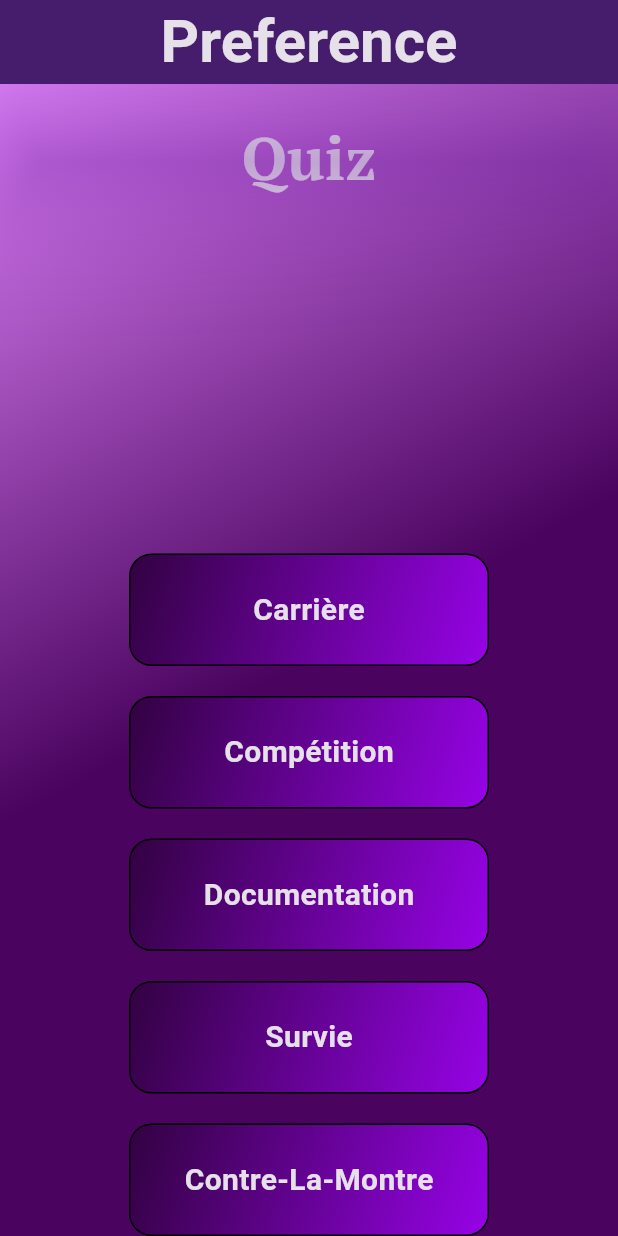
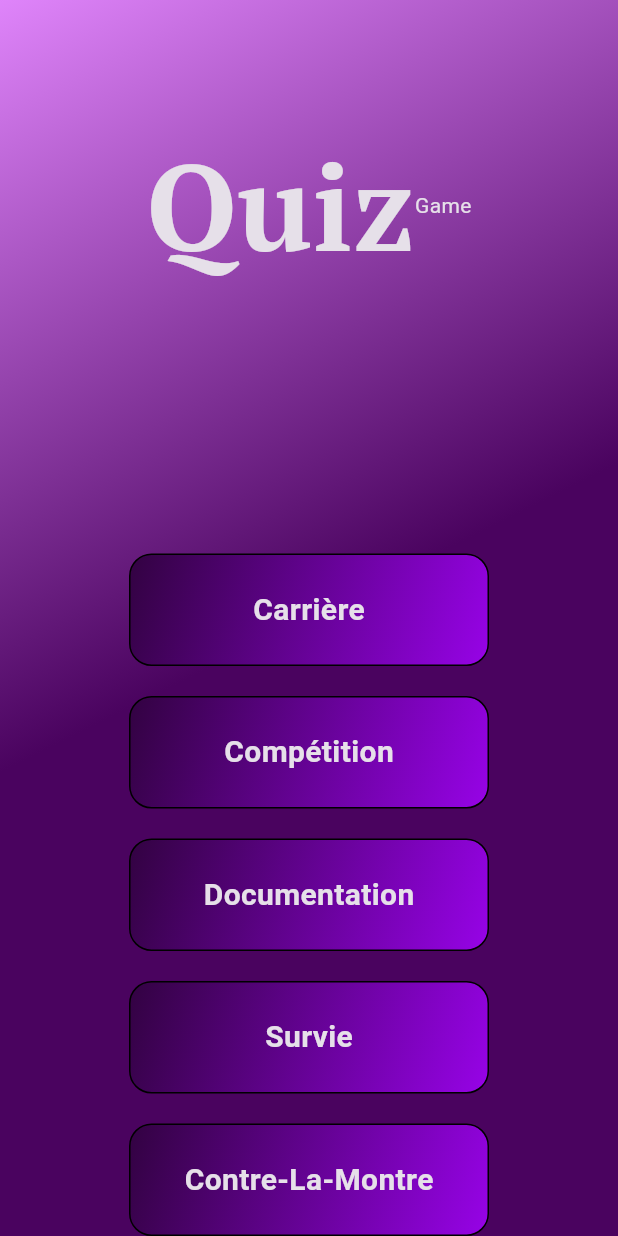
Before and after one commit to Idriss-rayan/familyquiz, a Flutter app: the screen it shows once a user with an empty profile is signed in, on a phone screen of 412 x 824 dp. Run offline on Flutter 3.47's test engine with Material 3 defaults, Android fonts, the phone set to English and light mode, and no system bars; our stand-ins replace animate_do, flutter_svg, get, google_fonts, supabase_flutter, websafe_svg; accounts and stored records are empty.

```diff
--- a/lib/welcome/start_screen.dart
+++ b/lib/welcome/start_screen.dart
@@ -1,4 +1,5 @@
 import 'package:familyquiz/documentation/doc.dart';
+import 'package:familyquiz/screens/welcome/welcome_screen.dart';
 import 'package:familyquiz/welcome/buttons.dart';
 import 'package:flutter/material.dart';
 import 'package:get/get.dart';
@@ -10,19 +11,6 @@ class StartScreen extends StatelessWidget {
   @override
   Widget build(BuildContext context) {
     return Scaffold(
-      appBar: AppBar(
-        shadowColor: const Color.fromARGB(255, 159, 33, 243),
-        elevation: 40,
-        backgroundColor: const Color.fromARGB(255, 47, 2, 84),
-        title: Center(
-            child: Text(
-          "Preference",
-          style: GoogleFonts.comicNeue(
-            fontSize: 40,
-            fontWeight: FontWeight.bold,
-          ),
-        )),
-      ),
       body: Container(
         width: double.infinity,
         height: double.infinity,
@@ -39,21 +27,33 @@ class StartScreen extends StatelessWidget {
         child: Column(
           crossAxisAlignment: CrossAxisAlignment.center,
           children: [
-            SizedBox(height: 20),
+            SizedBox(height: 80),
 
-            Text(
-              "Quiz",
-              style: GoogleFonts.ptSerif(
-                fontSize: 40,
-                fontWeight: FontWeight.bold,
-              ),
+            Row(
+              mainAxisAlignment: MainAxisAlignment.center,
+              children: [
+                Text(
+                  "Quiz",
+                  style: GoogleFonts.ptSerif(
+                    fontSize: 80,
+                    fontWeight: FontWeight.bold,
+                  ),
+                ),
+                Text("Game"),
+              ],
             ),
             // buttons ...
             Spacer(),
             Material(
               color: Colors.transparent,
               child: InkWell(
-                onTap: () {},
+                onTap: () {
+                  Get.to(
+                    WelcomeScreen(),
+                    transition: Transition.circularReveal,
+                    duration: Duration(milliseconds: 2000),
+                  );
+                },
                 child: Buttons(name: "Carrière"),
               ),
             ),
@@ -72,7 +72,11 @@ class StartScreen extends StatelessWidget {
               child: InkWell(
                 splashColor: Colors.white,
                 onTap: () {
-                  Get.to(Doc());
+                  Get.to(
+                    Doc(),
+                    transition: Transition.circularReveal,
+                    duration: Duration(milliseconds: 2000),
+                  );
                 },
                 child: Buttons(name: "Documentation"),
               ),
```
